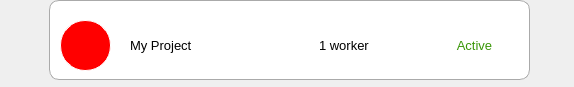
First picture: the form in TaskItem.ui, repository falcon198236/projectmgr, before the edit.
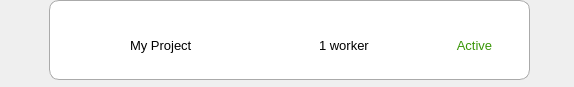
Second picture: the form after the edit. Icons and pictures are not drawn.

Commit message: Added photo widget

What changed in the file:
```diff
--- a/TaskItem.ui
+++ b/TaskItem.ui
@@ -97,33 +97,6 @@
     <bool>true</bool>
    </property>
   </widget>
-  <widget class="QLabel" name="lblPhoto">
-   <property name="geometry">
-    <rect>
-     <x>60</x>
-     <y>20</y>
-     <width>51</width>
-     <height>51</height>
-    </rect>
-   </property>
-   <property name="font">
-    <font>
-     <pointsize>10</pointsize>
-    </font>
-   </property>
-   <property name="styleSheet">
-    <string notr="true">QLabel {
-	width: 50px;
-   height:50px;
-  border: 1px solid white;
- border-radius: 25px;
-background-color:Red;
-}</string>
-   </property>
-   <property name="text">
-    <string/>
-   </property>
-  </widget>
   <widget class="QWidget" name="widgetBackground" native="true">
    <property name="geometry">
     <rect>
```
Left out of the diff: 1 changed line with no effect on the pictures. The commit also changes 12 other files.
